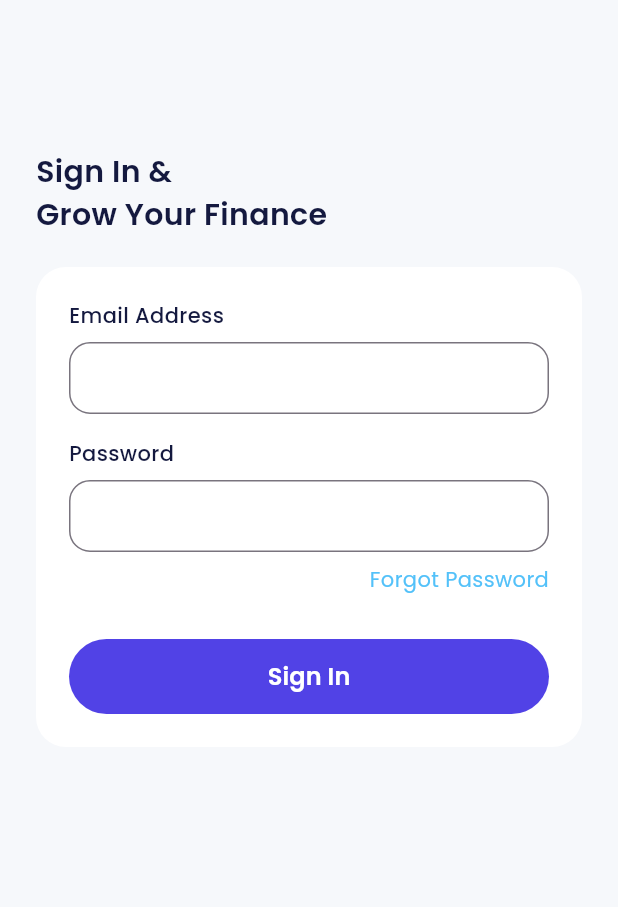
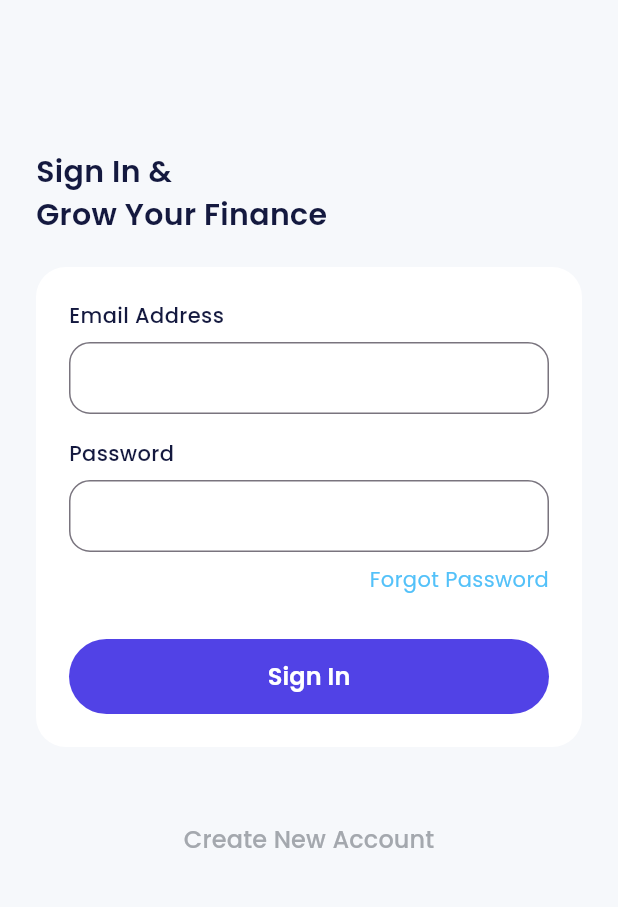
Before and after one commit to feyto81/bank_sha, a Flutter app: the SignInPage screen opened directly, on a phone screen of 412 x 824 dp, the part 225-1132 px from its top. Run offline on Flutter 3.47's test engine with Material 3 defaults, Android fonts, the light colour scheme and no system bars; our stand-ins replace carousel_slider, google_fonts.

Commit message:
feat(Sign In):create new account button

```diff
--- a/lib/ui/pages/sign_in_page.dart
+++ b/lib/ui/pages/sign_in_page.dart
@@ -133,6 +133,25 @@ class SignInPage extends StatelessWidget {
               ],
             ),
           ),
+          const SizedBox(
+            height: 50,
+          ),
+          SizedBox(
+            width: double.infinity,
+            height: 24,
+            child: TextButton(
+              onPressed: () {},
+              style: TextButton.styleFrom(
+                padding: EdgeInsets.zero,
+              ),
+              child: Text(
+                'Create New Account',
+                style: greyTextStyle.copyWith(
+                  fontSize: 16,
+                ),
+              ),
+            ),
+          ),
         ],
       ),
     );
```
